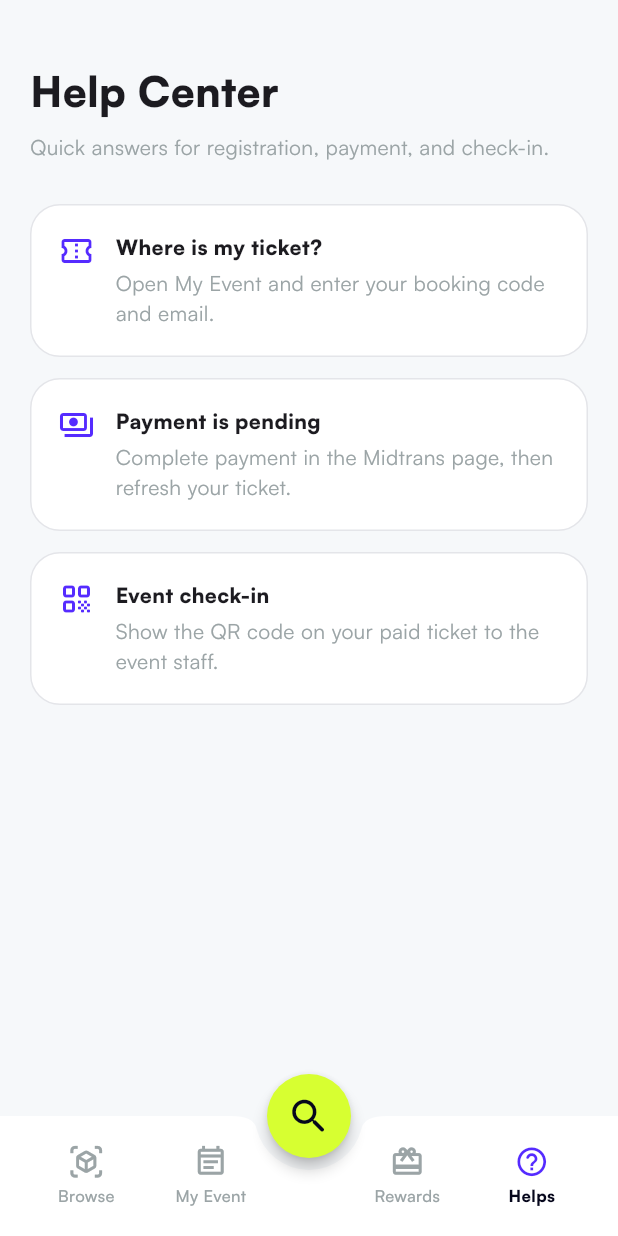
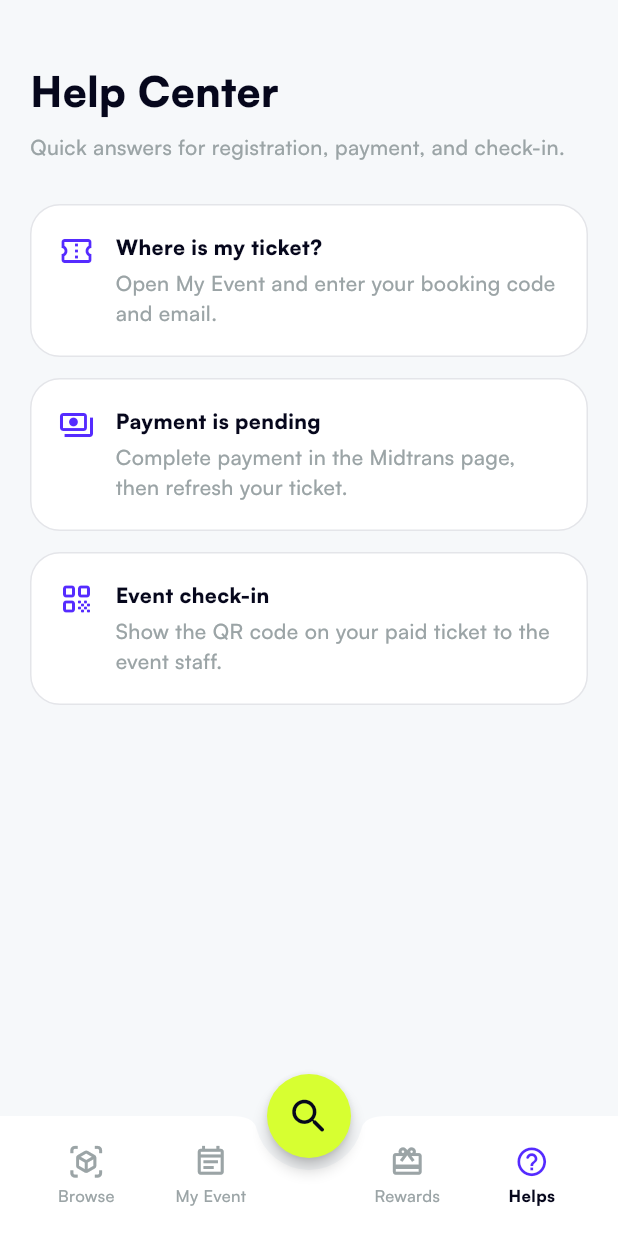
Before and after one commit to codewithrafli/sporty-app, a Flutter app: the screen it shows after launch, item 4 of the bottom bar chosen, on a phone screen of 412 x 824 dp. Run offline on Flutter 3.47's test engine with Material 3 defaults, Android fonts, the phone set to English and light mode, and no system bars; our stand-ins replace cached_network_image, equatable, flutter_bloc, go_router, qr_flutter; network calls fail.

Commit message:
feat: update app theme and event detail page UI, add Flutter package support

```diff
--- a/lib/core/theme/app_theme.dart
+++ b/lib/core/theme/app_theme.dart
@@ -20,6 +20,20 @@ class AppTheme {
       colorScheme: colorScheme,
       scaffoldBackgroundColor: AppColors.background,
       fontFamily: 'Satoshi',
+      textTheme: const TextTheme(
+        bodySmall: TextStyle(fontWeight: FontWeight.w500, color: AppColors.dark),
+        bodyMedium: TextStyle(fontWeight: FontWeight.w500, color: AppColors.dark),
+        bodyLarge: TextStyle(fontWeight: FontWeight.w600, color: AppColors.dark),
+        labelSmall: TextStyle(fontWeight: FontWeight.w500),
+        labelMedium: TextStyle(fontWeight: FontWeight.w500),
+        labelLarge: TextStyle(fontWeight: FontWeight.w600),
+        titleSmall: TextStyle(fontWeight: FontWeight.w700, color: AppColors.dark),
+        titleMedium: TextStyle(fontWeight: FontWeight.w700, color: AppColors.dark),
+        titleLarge: TextStyle(fontWeight: FontWeight.w800, color: AppColors.dark),
+        headlineSmall: TextStyle(fontWeight: FontWeight.w800, color: AppColors.dark),
+        headlineMedium: TextStyle(fontWeight: FontWeight.w900, color: AppColors.dark),
+        headlineLarge: TextStyle(fontWeight: FontWeight.w900, color: AppColors.dark),
+      ),
       appBarTheme: const AppBarTheme(
         backgroundColor: Colors.transparent,
         elevation: 0,
--- a/lib/presentation/pages/home_page.dart
+++ b/lib/presentation/pages/home_page.dart
@@ -42,7 +42,7 @@ class HomePage extends StatelessWidget {
                 SliverToBoxAdapter(
                   child: _Section(
                     color: AppColors.background,
-                    title: 'Most Popular',
+                    title: 'Visited Events',
                     subtitle: 'Backed by the community',
                     onViewAll: () => context.push('/browse'),
                     child: SizedBox(
```
Also changed, not shown: lib/presentation/pages/event_detail_page.dart (+36 -11 lines), pubspec.lock, 2 other files.
